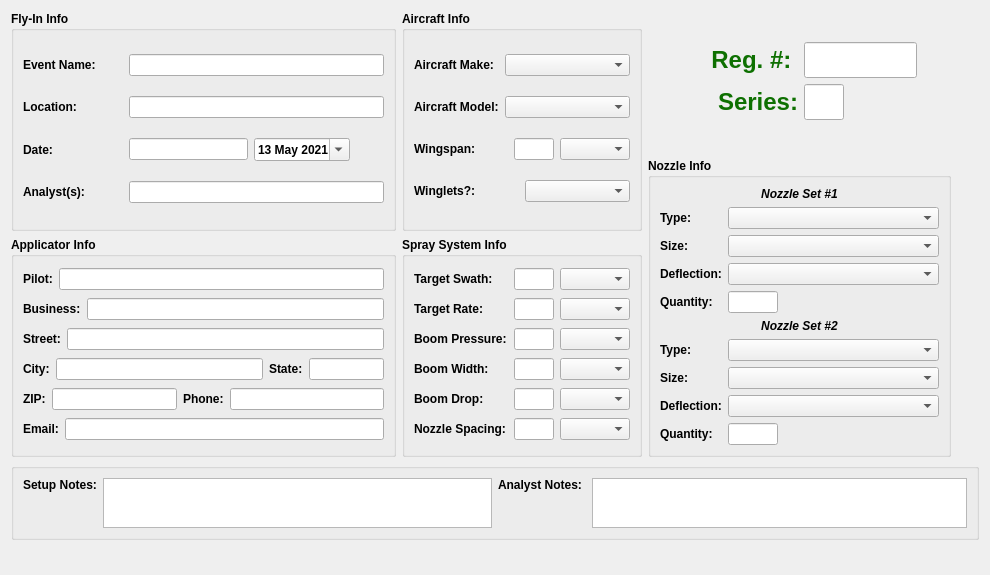
This is accupatt/windows/ui/seriesInfo.ui in gill14/AccuPatt as Qt 5 draws it before an edit. The edited form follows.
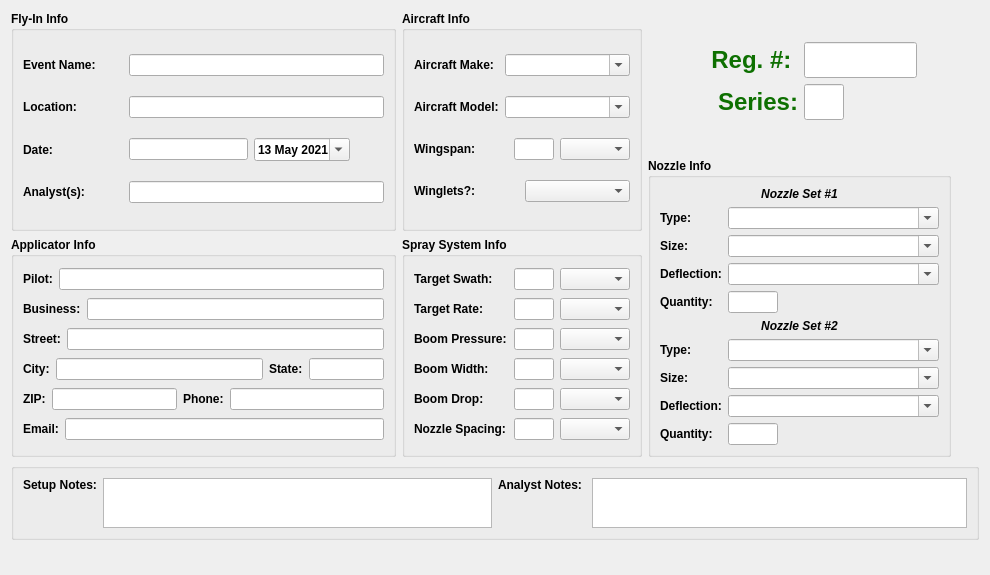
This is the edited form.

```diff
--- a/accupatt/windows/ui/seriesInfo.ui
+++ b/accupatt/windows/ui/seriesInfo.ui
@@ -245,8 +245,11 @@
                 <height>0</height>
                </size>
               </property>
+              <property name="editable">
+               <bool>true</bool>
+              </property>
               <property name="sizeAdjustPolicy">
-               <enum>QComboBox::AdjustToMinimumContentsLength</enum>
+               <enum>QComboBox::AdjustToContents</enum>
               </property>
              </widget>
             </item>
@@ -281,8 +284,11 @@
                 <height>0</height>
                </size>
               </property>
+              <property name="editable">
+               <bool>true</bool>
+              </property>
               <property name="sizeAdjustPolicy">
-               <enum>QComboBox::AdjustToMinimumContentsLength</enum>
+               <enum>QComboBox::AdjustToContents</enum>
               </property>
              </widget>
             </item>
@@ -1100,8 +1106,11 @@
                   <height>0</height>
                  </size>
                 </property>
+                <property name="editable">
+                 <bool>true</bool>
+                </property>
                 <property name="sizeAdjustPolicy">
-                 <enum>QComboBox::AdjustToMinimumContentsLength</enum>
+                 <enum>QComboBox::AdjustToContents</enum>
                 </property>
                </widget>
               </item>
@@ -1120,8 +1129,11 @@
                   <height>0</height>
                  </size>
                 </property>
+                <property name="editable">
+                 <bool>true</bool>
+                </property>
                 <property name="sizeAdjustPolicy">
-                 <enum>QComboBox::AdjustToMinimumContentsLength</enum>
+                 <enum>QComboBox::AdjustToContents</enum>
                 </property>
                </widget>
               </item>
@@ -1140,8 +1152,11 @@
                   <height>0</height>
                  </size>
                 </property>
+                <property name="editable">
+                 <bool>true</bool>
+                </property>
                 <property name="sizeAdjustPolicy">
-                 <enum>QComboBox::AdjustToMinimumContentsLength</enum>
+                 <enum>QComboBox::AdjustToContents</enum>
                 </property>
                </widget>
               </item>
@@ -1208,8 +1223,11 @@
                   <height>0</height>
                  </size>
                 </property>
+                <property name="editable">
+                 <bool>true</bool>
+                </property>
                 <property name="sizeAdjustPolicy">
-                 <enum>QComboBox::AdjustToMinimumContentsLength</enum>
+                 <enum>QComboBox::AdjustToContents</enum>
                 </property>
                </widget>
               </item>
@@ -1228,8 +1246,11 @@
                   <height>0</height>
                  </size>
                 </property>
+                <property name="editable">
+                 <bool>true</bool>
+                </property>
                 <property name="sizeAdjustPolicy">
-                 <enum>QComboBox::AdjustToMinimumContentsLength</enum>
+                 <enum>QComboBox::AdjustToContents</enum>
                 </property>
                </widget>
               </item>
@@ -1248,8 +1269,11 @@
                   <height>0</height>
                  </size>
                 </property>
+                <property name="editable">
+                 <bool>true</bool>
+                </property>
                 <property name="sizeAdjustPolicy">
-                 <enum>QComboBox::AdjustToMinimumContentsLength</enum>
+                 <enum>QComboBox::AdjustToContents</enum>
                 </property>
                </widget>
               </item>
```
Left out of the diff: 2 changed lines with no effect on the pictures.
